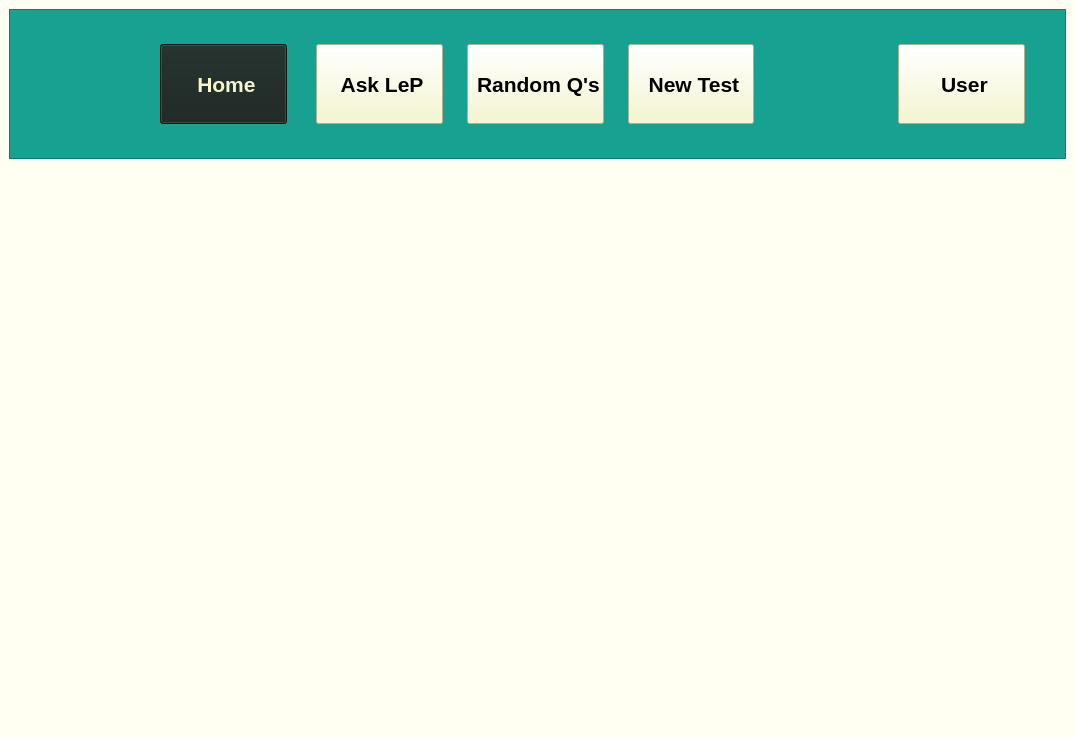
First picture: the form in src/views/ui/main.ui, repository adibozzhanov/LeProgram, before the edit.
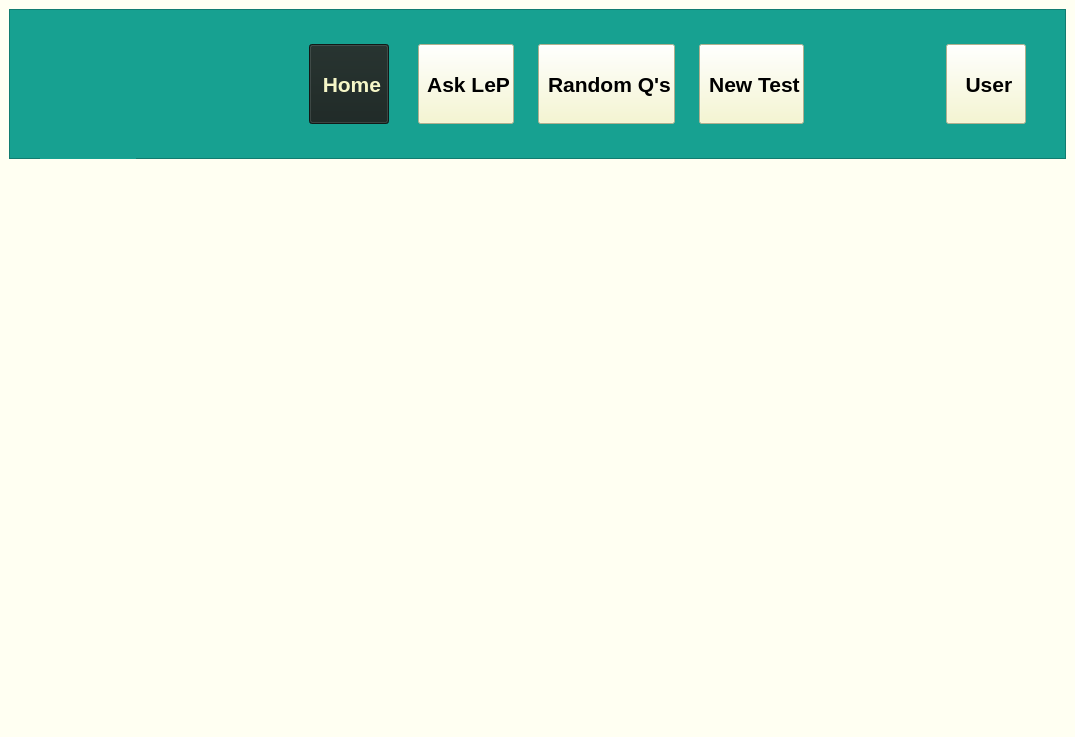
Second picture: the form after the edit. Icons and pictures are not drawn.

Patch:
```diff
--- a/src/views/ui/main.ui
+++ b/src/views/ui/main.ui
@@ -34,8 +34,50 @@
    <property name="autoFillBackground">
     <bool>false</bool>
    </property>
-   <layout class="QVBoxLayout" name="verticalLayout">
-    <item>
+   <layout class="QGridLayout" name="gridLayout">
+    <item row="2" column="0">
+     <widget class="QFrame" name="mainFrame">
+      <property name="sizePolicy">
+       <sizepolicy hsizetype="Minimum" vsizetype="Minimum">
+        <horstretch>0</horstretch>
+        <verstretch>0</verstretch>
+       </sizepolicy>
+      </property>
+      <property name="maximumSize">
+       <size>
+        <width>16777215</width>
+        <height>16777215</height>
+       </size>
+      </property>
+      <property name="frameShape">
+       <enum>QFrame::NoFrame</enum>
+      </property>
+      <property name="frameShadow">
+       <enum>QFrame::Plain</enum>
+      </property>
+      <property name="lineWidth">
+       <number>0</number>
+      </property>
+      <layout class="QHBoxLayout" name="mainFrameLayout">
+       <property name="spacing">
+        <number>0</number>
+       </property>
+       <property name="leftMargin">
+        <number>0</number>
+       </property>
+       <property name="topMargin">
+        <number>0</number>
+       </property>
+       <property name="rightMargin">
+        <number>0</number>
+       </property>
+       <property name="bottomMargin">
+        <number>0</number>
+       </property>
+      </layout>
+     </widget>
+    </item>
+    <item row="0" column="0">
      <widget class="QFrame" name="menuBar">
       <property name="sizePolicy">
        <sizepolicy hsizetype="Expanding" vsizetype="Maximum">
@@ -80,6 +122,53 @@
        <property name="bottomMargin">
         <number>0</number>
        </property>
+       <item>
+        <spacer name="horizontalSpacer_2">
+         <property name="orientation">
+          <enum>Qt::Horizontal</enum>
+         </property>
+         <property name="sizeType">
+          <enum>QSizePolicy::Fixed</enum>
+         </property>
+         <property name="sizeHint" stdset="0">
+          <size>
+           <width>30</width>
+           <height>20</height>
+          </size>
+         </property>
+        </spacer>
+       </item>
+       <item>
+        <widget class="QLabel" name="logo">
+         <property name="sizePolicy">
+          <sizepolicy hsizetype="Preferred" vsizetype="Preferred">
+           <horstretch>0</horstretch>
+           <verstretch>0</verstretch>
+          </sizepolicy>
+         </property>
+         <property name="minimumSize">
+          <size>
+           <width>96</width>
+           <height>150</height>
+          </size>
+         </property>
+         <property name="maximumSize">
+          <size>
+           <width>96</width>
+           <height>150</height>
+          </size>
+         </property>
+         <property name="text">
+          <string/>
+         </property>
+         <property name="pixmap">
+          <pixmap>../../../res/logo.png</pixmap>
+         </property>
+         <property name="scaledContents">
+          <bool>true</bool>
+         </property>
+        </widget>
+       </item>
        <item>
         <spacer name="leftSpacer">
          <property name="orientation">
@@ -161,7 +250,7 @@
          <property name="sizeHint" stdset="0">
           <size>
            <width>5</width>
-           <height>70</height>
+           <height>150</height>
           </size>
          </property>
         </spacer>
@@ -450,41 +539,37 @@
       </layout>
      </widget>
     </item>
-    <item>
-     <widget class="QFrame" name="mainFrame">
-      <property name="sizePolicy">
-       <sizepolicy hsizetype="Minimum" vsizetype="Minimum">
-        <horstretch>0</horstretch>
-        <verstretch>0</verstretch>
-       </sizepolicy>
+    <item row="1" column="0">
+     <spacer name="verticalSpacer_2">
+      <property name="orientation">
+       <enum>Qt::Vertical</enum>
       </property>
-      <property name="frameShape">
-       <enum>QFrame::NoFrame</enum>
+      <property name="sizeType">
+       <enum>QSizePolicy::Preferred</enum>
       </property>
-      <property name="frameShadow">
-       <enum>QFrame::Plain</enum>
+      <property name="sizeHint" stdset="0">
+       <size>
+        <width>100</width>
+        <height>150</height>
+       </size>
       </property>
-      <property name="lineWidth">
-       <number>0</number>
+     </spacer>
+    </item>
+    <item row="3" column="0">
+     <spacer name="verticalSpacer_3">
+      <property name="orientation">
+       <enum>Qt::Vertical</enum>
       </property>
-      <layout class="QHBoxLayout" name="mainFrameLayout">
-       <property name="spacing">
-        <number>0</number>
-       </property>
-       <property name="leftMargin">
-        <number>0</number>
-       </property>
-       <property name="topMargin">
-        <number>0</number>
-       </property>
-       <property name="rightMargin">
-        <number>0</number>
-       </property>
-       <property name="bottomMargin">
-        <number>0</number>
-       </property>
-      </layout>
-     </widget>
+      <property name="sizeType">
+       <enum>QSizePolicy::Preferred</enum>
+      </property>
+      <property name="sizeHint" stdset="0">
+       <size>
+        <width>20</width>
+        <height>150</height>
+       </size>
+      </property>
+     </spacer>
     </item>
    </layout>
   </widget>
```
